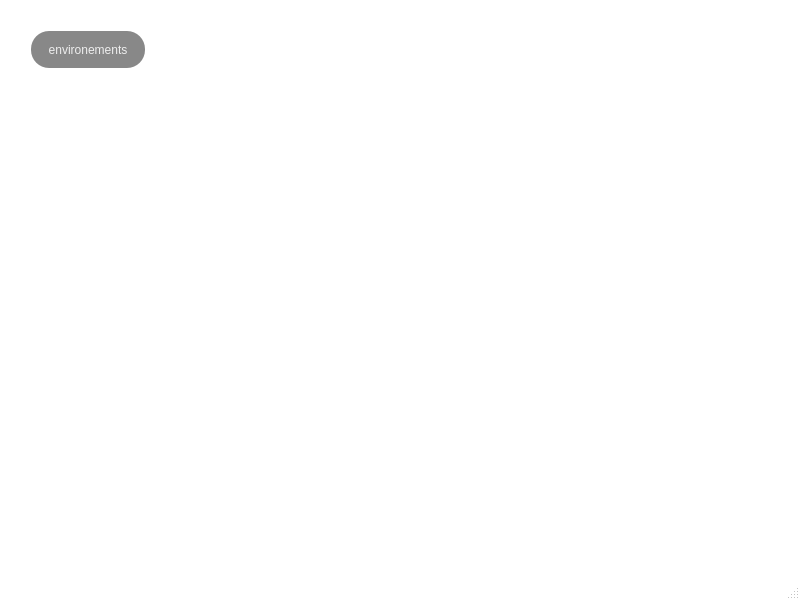
Before: the Qt Designer form gui/elements/main_window/main_window.ui in mohammedsalah-ai/RLGUI, drawn with Qt 5.
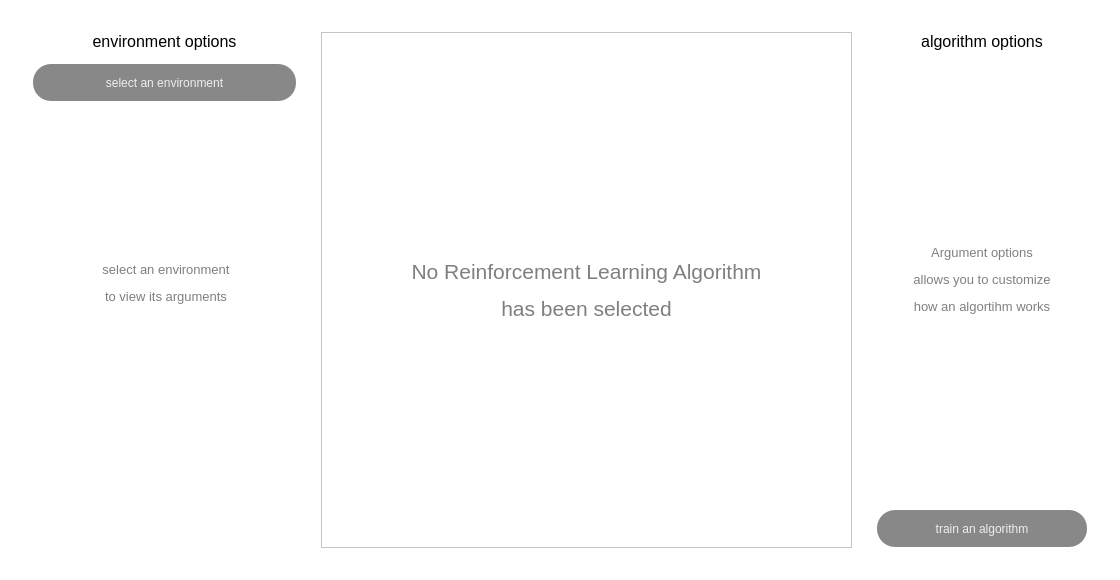
After: the same form once the commit is applied.

Commit message: __init__ files, ruff config, and creating a basic layout for the main window

Patch:
```diff
--- a/gui/elements/main_window/main_window.ui
+++ b/gui/elements/main_window/main_window.ui
@@ -6,10 +6,22 @@
    <rect>
     <x>0</x>
     <y>0</y>
-    <width>800</width>
-    <height>600</height>
+    <width>1120</width>
+    <height>580</height>
    </rect>
   </property>
+  <property name="sizePolicy">
+   <sizepolicy hsizetype="Minimum" vsizetype="Minimum">
+    <horstretch>0</horstretch>
+    <verstretch>0</verstretch>
+   </sizepolicy>
+  </property>
+  <property name="minimumSize">
+   <size>
+    <width>1120</width>
+    <height>580</height>
+   </size>
+  </property>
   <property name="palette">
    <palette>
     <active>
@@ -112,17 +124,59 @@
    <property name="autoFillBackground">
     <bool>true</bool>
    </property>
-   <widget class="QPushButton" name="envBtn">
-    <property name="geometry">
-     <rect>
-      <x>30</x>
-      <y>30</y>
-      <width>116</width>
-      <height>39</height>
-     </rect>
+   <layout class="QGridLayout" name="gridLayout" columnstretch="5,10,4">
+    <property name="leftMargin">
+     <number>32</number>
     </property>
-    <property name="styleSheet">
-     <string notr="true">QPushButton {
+    <property name="topMargin">
+     <number>32</number>
+    </property>
+    <property name="rightMargin">
+     <number>32</number>
+    </property>
+    <property name="bottomMargin">
+     <number>32</number>
+    </property>
+    <property name="horizontalSpacing">
+     <number>24</number>
+    </property>
+    <property name="verticalSpacing">
+     <number>6</number>
+    </property>
+    <item row="0" column="2">
+     <layout class="QVBoxLayout" name="algoLayout" stretch="0,1,0">
+      <property name="spacing">
+       <number>12</number>
+      </property>
+      <item>
+       <widget class="QLabel" name="algoOptsLabel">
+        <property name="text">
+         <string>&lt;html&gt;&lt;head/&gt;&lt;body&gt;&lt;p align=&quot;center&quot;&gt;&lt;span style=&quot; font-size:12pt;&quot;&gt;algorithm options&lt;/span&gt;&lt;/p&gt;&lt;/body&gt;&lt;/html&gt;</string>
+        </property>
+       </widget>
+      </item>
+      <item>
+       <widget class="QWidget" name="algoArgsWidget" native="true">
+        <layout class="QVBoxLayout" name="verticalLayout_3">
+         <item>
+          <widget class="QLabel" name="algoPreviewLabel">
+           <property name="styleSheet">
+            <string notr="true">QLabel {
+	color: rgba(0, 0, 0, 128);
+}</string>
+           </property>
+           <property name="text">
+            <string>&lt;html&gt;&lt;head/&gt;&lt;body&gt;&lt;p align=&quot;center&quot;&gt;&lt;span style=&quot; font-size:10pt;&quot;&gt;Argument options&lt;/span&gt;&lt;/p&gt;&lt;p align=&quot;center&quot;&gt;&lt;span style=&quot; font-size:10pt;&quot;&gt;allows you to customize&lt;/span&gt;&lt;/p&gt;&lt;p align=&quot;center&quot;&gt;&lt;span style=&quot; font-size:10pt;&quot;&gt;how an algortihm works&lt;/span&gt;&lt;/p&gt;&lt;/body&gt;&lt;/html&gt;</string>
+           </property>
+          </widget>
+         </item>
+        </layout>
+       </widget>
+      </item>
+      <item>
+       <widget class="QPushButton" name="trainBtn">
+        <property name="styleSheet">
+         <string notr="true">QPushButton {
     min-height: 23px;
     min-width: 100px;
     padding: 6px 6px;
@@ -146,23 +200,113 @@
     background-color: #555555;
     border: 2px solid transparent;
 }</string>
-    </property>
-    <property name="text">
-     <string>environements</string>
-    </property>
-   </widget>
+        </property>
+        <property name="text">
+         <string>train an algorithm</string>
+        </property>
+       </widget>
+      </item>
+     </layout>
+    </item>
+    <item row="0" column="0">
+     <layout class="QVBoxLayout" name="envLayout" stretch="0,0,1">
+      <property name="spacing">
+       <number>12</number>
+      </property>
+      <item>
+       <widget class="QLabel" name="envOptsLabel">
+        <property name="text">
+         <string>&lt;html&gt;&lt;head/&gt;&lt;body&gt;&lt;p align=&quot;center&quot;&gt;&lt;span style=&quot; font-size:12pt;&quot;&gt;environment options&lt;/span&gt;&lt;/p&gt;&lt;/body&gt;&lt;/html&gt;</string>
+        </property>
+       </widget>
+      </item>
+      <item>
+       <widget class="QPushButton" name="envBtn">
+        <property name="styleSheet">
+         <string notr="true">QPushButton {
+    min-height: 23px;
+    min-width: 100px;
+    padding: 6px 6px;
+    border-radius: 19px;
+    qproperty-icon: none;
+    font-size: 12px;
+}
+
+QPushButton {
+    background-color: #888888;
+    color: #EEEEEE;
+    border: 2px solid transparent;
+}
+
+QPushButton:hover {
+    background-color: #9E9E9E;
+    border: 2px solid transparent;
+}
+
+QDialogButtonBox QPushButton:pressed {
+    background-color: #555555;
+    border: 2px solid transparent;
+}</string>
+        </property>
+        <property name="text">
+         <string>select an environment</string>
+        </property>
+       </widget>
+      </item>
+      <item>
+       <widget class="QWidget" name="envArgsWidget" native="true">
+        <layout class="QVBoxLayout" name="verticalLayout_2">
+         <item>
+          <widget class="QLabel" name="envArgsPreviewLabel">
+           <property name="styleSheet">
+            <string notr="true">QLabel {
+	color: rgba(0,0, 0, 128);
+	margin-bottom: 96px;
+}</string>
+           </property>
+           <property name="text">
+            <string>&lt;html&gt;&lt;head/&gt;&lt;body&gt;&lt;p align=&quot;center&quot;&gt;&lt;span style=&quot; font-size:10pt;&quot;&gt;select an environment&lt;/span&gt;&lt;/p&gt;&lt;p align=&quot;center&quot;&gt;&lt;span style=&quot; font-size:10pt;&quot;&gt;to view its arguments&lt;/span&gt;&lt;/p&gt;&lt;/body&gt;&lt;/html&gt;</string>
+           </property>
+          </widget>
+         </item>
+        </layout>
+       </widget>
+      </item>
+     </layout>
+    </item>
+    <item row="0" column="1">
+     <widget class="QScrollArea" name="algoScrollArea">
+      <property name="widgetResizable">
+       <bool>true</bool>
+      </property>
+      <widget class="QWidget" name="scrollAreaWidgetContents">
+       <property name="geometry">
+        <rect>
+         <x>0</x>
+         <y>0</y>
+         <width>529</width>
+         <height>514</height>
+        </rect>
+       </property>
+       <layout class="QVBoxLayout" name="verticalLayout">
+        <item>
+         <widget class="QLabel" name="algoScrollAreaPreviewLabel">
+          <property name="styleSheet">
+           <string notr="true">QLabel {
+	color: rgba(0, 0, 0, 128);
+}</string>
+          </property>
+          <property name="text">
+           <string>&lt;html&gt;&lt;head/&gt;&lt;body&gt;&lt;p align=&quot;center&quot;&gt;&lt;span style=&quot; font-size:16pt;&quot;&gt;No Reinforcement Learning Algorithm&lt;/span&gt;&lt;/p&gt;&lt;p align=&quot;center&quot;&gt;&lt;span style=&quot; font-size:16pt;&quot;&gt; has been selected&lt;/span&gt;&lt;/p&gt;&lt;/body&gt;&lt;/html&gt;</string>
+          </property>
+         </widget>
+        </item>
+       </layout>
+      </widget>
+     </widget>
+    </item>
+   </layout>
   </widget>
-  <widget class="QMenuBar" name="menubar">
-   <property name="geometry">
-    <rect>
-     <x>0</x>
-     <y>0</y>
-     <width>800</width>
-     <height>19</height>
-    </rect>
-   </property>
-  </widget>
-  <widget class="QStatusBar" name="statusbar"/>
  </widget>
  <resources/>
  <connections/>
```
The commit also changes 5 other files.
